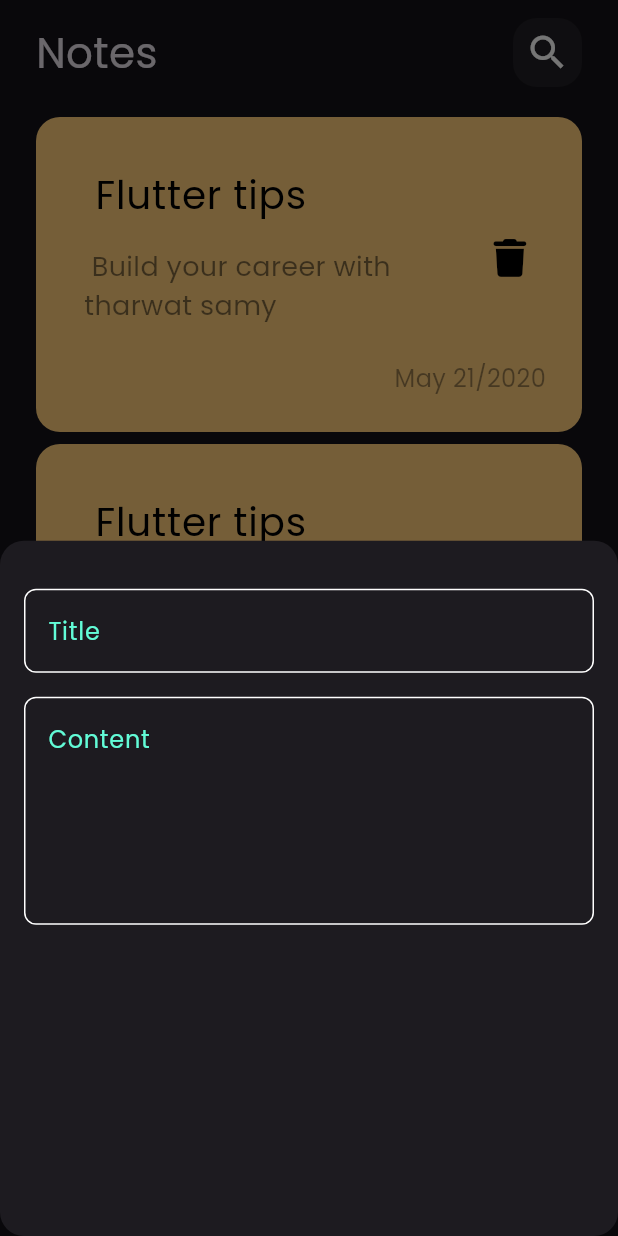
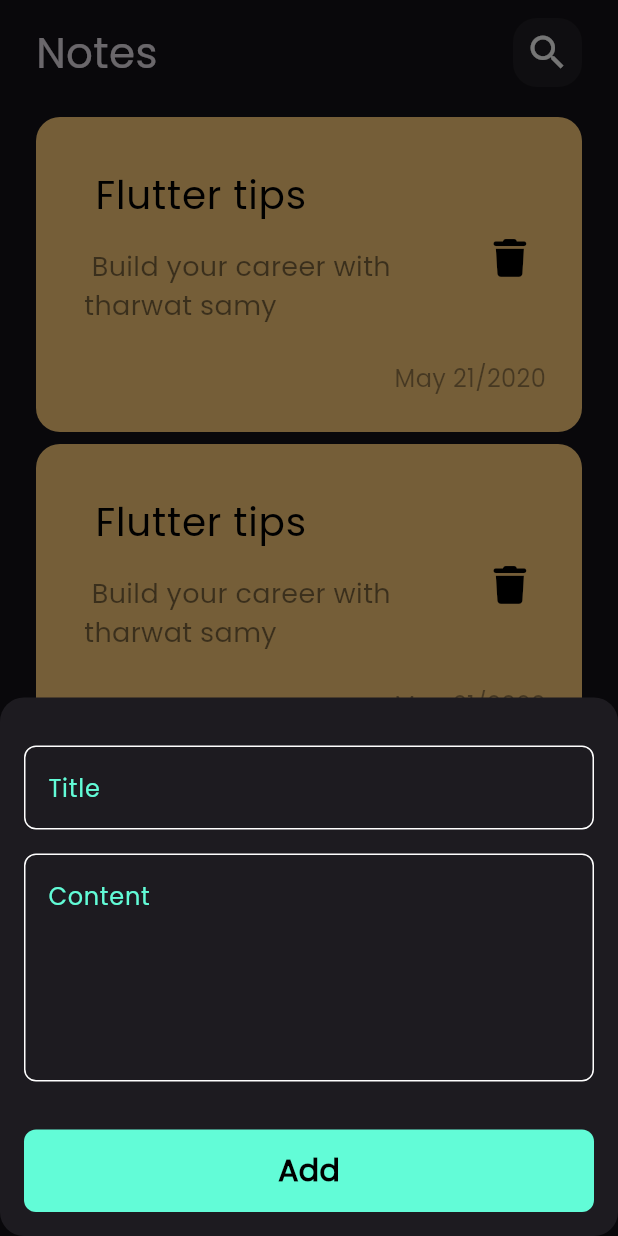
Before and after one commit to ShimaaElnaggar/notes_app, a Flutter app: the screen it shows after launch, after a tap on the "add" icon, on a phone screen of 412 x 824 dp. Run offline on Flutter 3.47's test engine with Material 3 defaults, Android fonts, the phone set to English and light mode, and no system bars; our stand-ins replace font_awesome_flutter.

Commit message:
create custom button

```diff
--- a/lib/widgets/add_note_bottom_sheet.dart
+++ b/lib/widgets/add_note_bottom_sheet.dart
@@ -1,5 +1,6 @@
 
 import 'package:flutter/material.dart';
+import 'package:notes_app/widgets/custom_button.dart';
 import 'package:notes_app/widgets/custom_text_field.dart';
 
 class AddNoteBottomSheet extends StatelessWidget {
@@ -7,13 +8,21 @@ class AddNoteBottomSheet extends StatelessWidget {
 
   @override
   Widget build(BuildContext context) {
-    return  const Column(
+    return  const Padding(
+      padding: EdgeInsets.symmetric(horizontal: 16),
+      child: SingleChildScrollView(
+        child: Column(
           children: [
             SizedBox(height: 32,),
             CustomTextField(hint: 'Title',),
             SizedBox(height: 16,),
             CustomTextField(hint: 'Content',maxlines: 5,),
+            SizedBox(height: 32,),
+            CustomButton(),
+            SizedBox(height: 16,),
           ],
+        ),
+      ),
     );
   }
 }
--- /dev/null
+++ b/lib/widgets/custom_button.dart
@@ -0,0 +1,28 @@
+
+import 'package:flutter/material.dart';
+import 'package:notes_app/constants.dart';
+
+class CustomButton extends StatelessWidget {
+  const CustomButton({super.key});
+
+  @override
+  Widget build(BuildContext context) {
+    return  Container(
+      width: MediaQuery.of(context).size.width,
+      height: 55,
+      decoration: BoxDecoration(
+        color: kPrimaryColor,
+        borderRadius: BorderRadius.circular(8),
+      ),
+      child: const Center(
+          child: Text(
+            "Add",
+            style: TextStyle(
+                color: Colors.black,
+                fontWeight: FontWeight.bold,
+                fontSize: 20),
+          ),
+      ),
+    );
+  }
+}
--- a/lib/widgets/custom_text_field.dart
+++ b/lib/widgets/custom_text_field.dart
@@ -9,9 +9,7 @@ class CustomTextField extends StatelessWidget {
   final int maxlines;
   @override
   Widget build(BuildContext context) {
-    return Padding(
-      padding: const EdgeInsets.symmetric(horizontal: 16),
-      child: TextField(
+    return TextField(
       maxLines: maxlines,
       cursorColor: kPrimaryColor,
       decoration: InputDecoration(
@@ -19,7 +17,6 @@ class CustomTextField extends StatelessWidget {
         hintStyle: const TextStyle(color: kPrimaryColor),
         enabledBorder: buildBorder(),
         focusedBorder: buildBorder(kPrimaryColor),
-        ),
       ),
     );
   }
```
Lines whose indentation alone changed are shown as unchanged.
